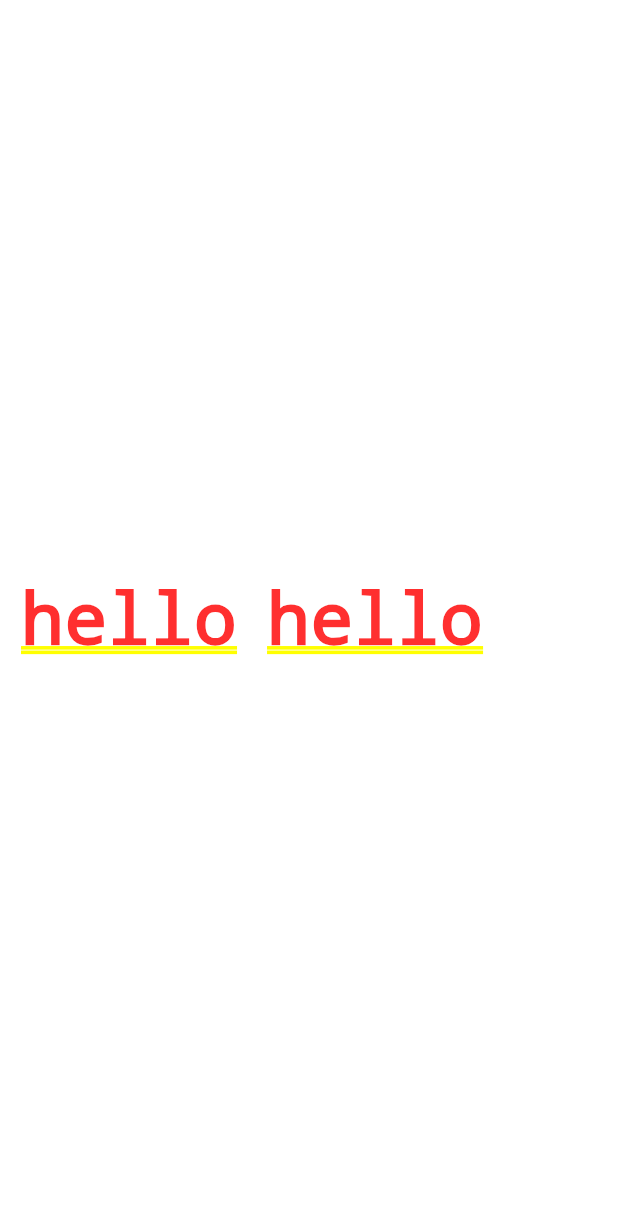
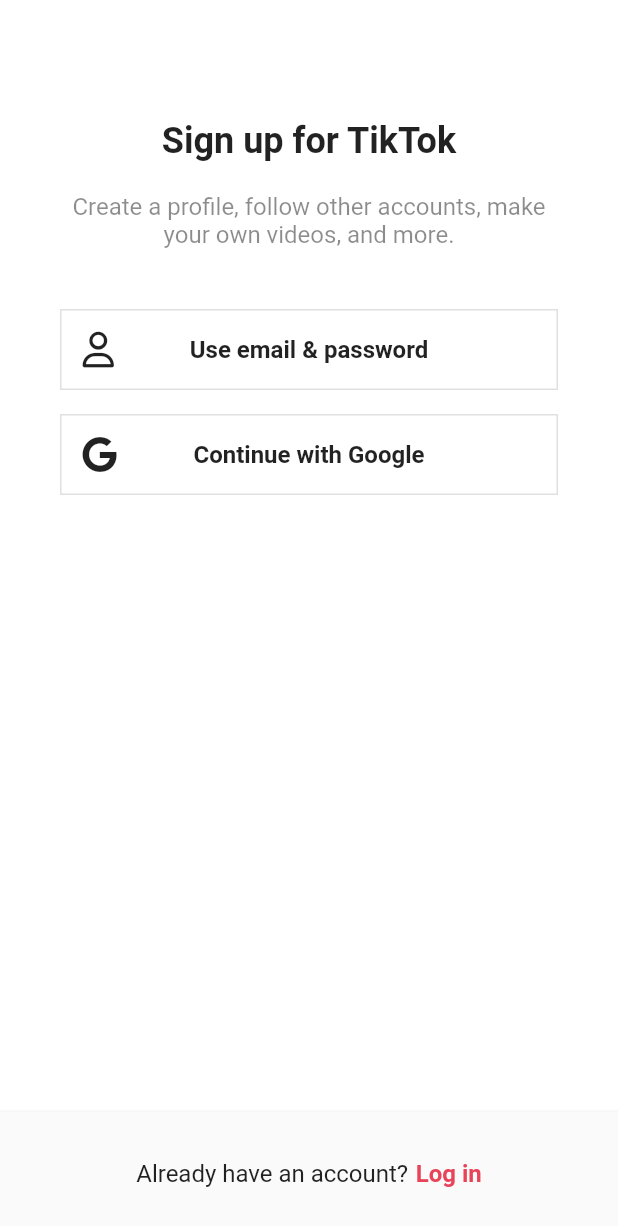
Before and after one commit to ghrms80/tiktok_clone_re0, a Flutter app: the screen it shows after launch, on a phone screen of 412 x 824 dp. Shown: the top 1226 px of the screen. Run offline on Flutter 3.47's test engine with Material 2 defaults, Android fonts, the phone set to English and light mode, and no system bars; our stand-ins replace font_awesome_flutter.

Commit message:
4.3 Sign Up Form

```diff
--- /dev/null
+++ b/lib/features/authentication/sign_up_screen.dart
@@ -0,0 +1,104 @@
+import 'package:flutter/material.dart';
+import 'package:font_awesome_flutter/font_awesome_flutter.dart';
+import 'package:tiktoc_clne_re0/constant/gaps.dart';
+import 'package:tiktoc_clne_re0/features/authentication/username_screen.dart';
+import 'package:tiktoc_clne_re0/features/authentication/login_screen.dart';
+import 'package:tiktoc_clne_re0/features/authentication/widgets/auth_button.dart';
+
+class SignUpScreen extends StatelessWidget {
+  const SignUpScreen({super.key});
+
+  void _onLoginTap(BuildContext context) {
+    Navigator.of(context).push(
+      MaterialPageRoute(
+        builder: (context) => const LoginScreen(),
+      ),
+    );
+  }
+
+  void _onEmailTap(BuildContext context) {
+    Navigator.of(context).push(
+      MaterialPageRoute(
+        builder: (context) => const UsernameScreen(),
+      ),
+    );
+  }
+
+  @override
+  Widget build(BuildContext context) {
+    return Scaffold(
+      body: SafeArea(
+        child: Padding(
+          padding: const EdgeInsets.symmetric(
+            horizontal: 40,
+          ),
+          child: Column(
+            children: [
+              Gaps.v80,
+              const Text(
+                "Sign up for TikTok",
+                style: TextStyle(
+                  fontSize: 24,
+                  fontWeight: FontWeight.w700,
+                ),
+              ),
+              Gaps.v20,
+              const Text(
+                "Create a profile, follow other accounts, make your own videos, and more.",
+                style: TextStyle(
+                  fontSize: 16,
+                  color: Colors.black45,
+                ),
+                textAlign: TextAlign.center,
+              ),
+              Gaps.v40,
+              AuthButton(
+                icon: const FaIcon(FontAwesomeIcons.user),
+                text: "Use email & password",
+                onTap: _onEmailTap,
+              ),
+              Gaps.v16,
+              AuthButton(
+                icon: const FaIcon(FontAwesomeIcons.google),
+                text: "Continue with Google",
+                onTap: () {},
+              ),
+            ],
+          ),
+        ),
+      ),
+      bottomNavigationBar: BottomAppBar(
+        color: Colors.grey.shade50,
+        elevation: 2,
+        child: Padding(
+          padding: const EdgeInsets.symmetric(
+            vertical: 32,
+          ),
+          child: Row(
+            mainAxisAlignment: MainAxisAlignment.center,
+            children: [
+              const Text(
+                'Already have an account?',
+                style: TextStyle(
+                  fontSize: 16,
+                ),
+              ),
+              Gaps.h5,
+              GestureDetector(
+                onTap: () => _onLoginTap(context),
+                child: Text(
+                  'Log in',
+                  style: TextStyle(
+                    fontSize: 16,
+                    fontWeight: FontWeight.w600,
+                    color: Theme.of(context).primaryColor,
+                  ),
+                ),
+              ),
+            ],
+          ),
+        ),
+      ),
+    );
+  }
+}
--- /dev/null
+++ b/lib/features/authentication/widgets/auth_button.dart
@@ -0,0 +1,51 @@
+import 'package:flutter/material.dart';
+import 'package:font_awesome_flutter/font_awesome_flutter.dart';
+
+class AuthButton extends StatelessWidget {
+  final String text;
+  final FaIcon icon;
+  final Function onTap;
+
+  const AuthButton({
+    super.key,
+    required this.text,
+    required this.icon,
+    required this.onTap,
+  });
+
+  @override
+  Widget build(BuildContext context) {
+    return GestureDetector(
+      onTap: () => onTap(context),
+      child: FractionallySizedBox(
+        widthFactor: 1,
+        child: Container(
+          padding: const EdgeInsets.all(14),
+          decoration: BoxDecoration(
+            border: Border.all(
+              color: Colors.grey.shade300,
+              width: 1,
+            ),
+          ),
+          child: Stack(
+            alignment: Alignment.center,
+            children: [
+              Align(
+                alignment: Alignment.centerLeft,
+                child: icon,
+              ),
+              Text(
+                text,
+                style: const TextStyle(
+                  fontSize: 16,
+                  fontWeight: FontWeight.w600,
+                ),
+                textAlign: TextAlign.center,
+              ),
+            ],
+          ),
+        ),
+      ),
+    );
+  }
+}
--- a/lib/main.dart
+++ b/lib/main.dart
@@ -1,5 +1,5 @@
 import 'package:flutter/material.dart';
-import 'package:tiktoc_clne_re0/constant/gaps.dart';
+import 'package:tiktoc_clne_re0/features/authentication/sign_up_screen.dart';
 
 void main() {
   runApp(const TikTokApp());
@@ -14,18 +14,20 @@
       title: 'TikTok Clone',
       debugShowCheckedModeBanner: false,
       theme: ThemeData(
+        scaffoldBackgroundColor: Colors.white,
         primaryColor: const Color(0xFFE9435A),
-      ),
-      home: Padding(
-        padding: const EdgeInsets.all(14.0),
-        child: Container(
-          child: Row(children: const [
-            Text('hello'),
-            Gaps.h20,
-            Text('hello'),
-          ]),
+        appBarTheme: const AppBarTheme(
+          foregroundColor: Colors.black,
+          backgroundColor: Colors.white,
+          elevation: 0,
+          titleTextStyle: TextStyle(
+            color: Colors.black,
+            fontSize: 20,
+            fontWeight: FontWeight.w600,
+          ),
         ),
       ),
+      home: const SignUpScreen(),
     );
   }
 }
--- a/pubspec.yaml
+++ b/pubspec.yaml
@@ -35,6 +35,7 @@
   # The following adds the Cupertino Icons font to your application.
   # Use with the CupertinoIcons class for iOS style icons.
   cupertino_icons: ^1.0.2
+  font_awesome_flutter: ^10.4.0
 
 dev_dependencies:
   flutter_test:
```
Also changed, not shown: lib/features/authentication/login_screen.dart (added, +99 -0 lines), lib/features/authentication/username_screen.dart (added, +44 -0 lines), pubspec.lock.
